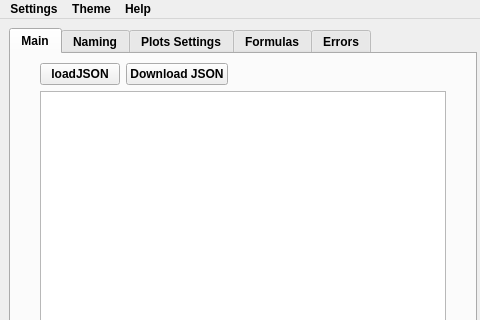
Before: the Qt Designer form main/mainwindow.ui in Kirikus/2024_Experiments, drawn with Qt 5; both pictures show x 0 to 480 and y 0 to 320 of the 960 by 540 pixel window.
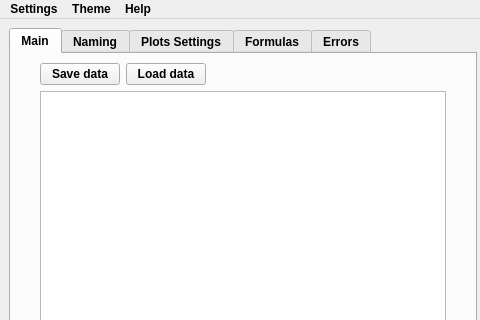
After: the same form once the commit is applied. The open tabs and pages were chosen to show the change. Custom widgets are drawn as their Qt base class.

Commit message: change save and load buttons names

The edit to the form file:
```diff
--- a/main/mainwindow.ui
+++ b/main/mainwindow.ui
@@ -67,7 +67,14 @@
           <item>
            <layout class="QHBoxLayout" name="horizontalLayout_2">
             <item>
-             <widget class="QPushButton" name="loadJSONBtn">
+             <widget class="QPushButton" name="SaveDataBtn">
+              <property name="text">
+               <string>Save data</string>
+              </property>
+             </widget>
+            </item>
+            <item>
+             <widget class="QPushButton" name="LoadDataBtn">
               <property name="font">
                <font>
                 <pointsize>9</pointsize>
@@ -75,7 +82,7 @@
                </font>
               </property>
               <property name="text">
-               <string>loadJSON</string>
+               <string>Load data</string>
               </property>
               <property name="iconSize">
                <size>
@@ -85,13 +92,6 @@
               </property>
              </widget>
             </item>
-            <item>
-             <widget class="QPushButton" name="downloadJSONBTN">
-              <property name="text">
-               <string>Download JSON</string>
-              </property>
-             </widget>
-            </item>
             <item>
              <spacer name="horizontalSpacer_6">
               <property name="orientation">
```
Left out of the diff: 4 changed lines with no effect on the pictures.
